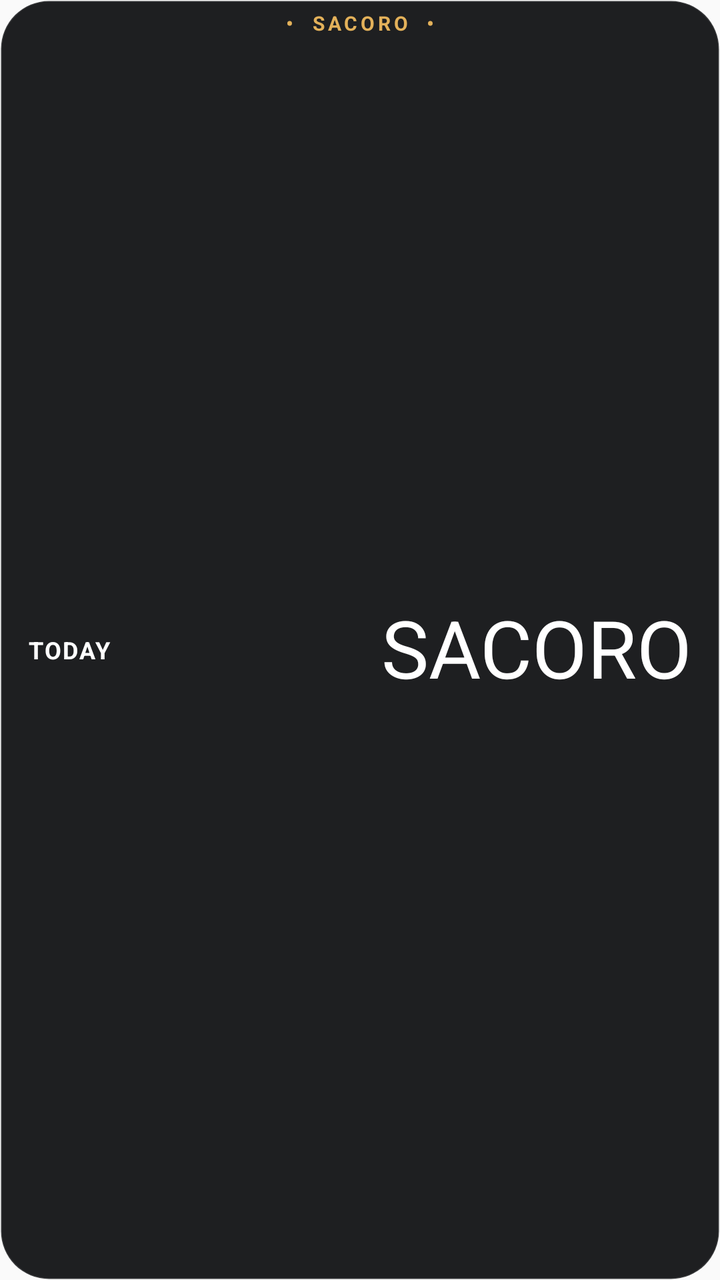
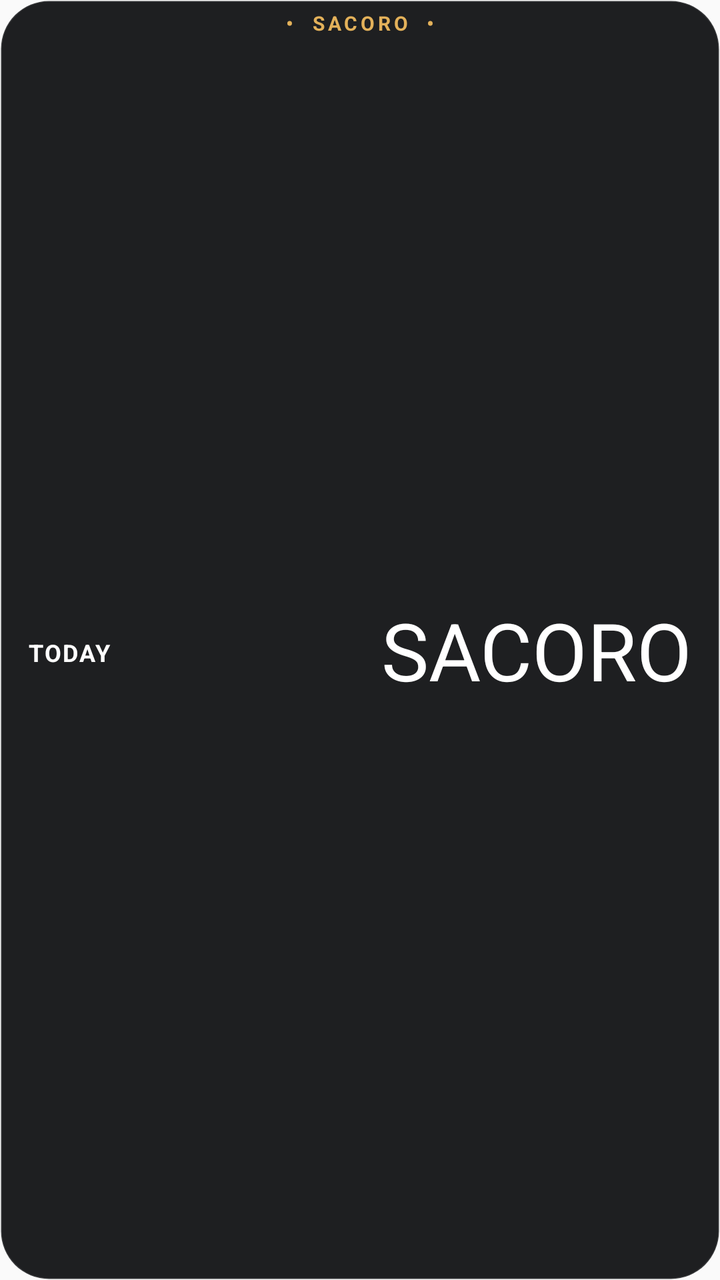

Before-and-after screenshots of an Android layout around one commit, followed by the original layout XML and the change that was made.
<!-- AndroidManifest.xml: application theme AppTheme -->
<!-- res/layout/widget_today_mini.xml -->
<?xml version="1.0" encoding="utf-8"?>
<LinearLayout xmlns:android="http://schemas.android.com/apk/res/android"
    android:id="@+id/widget_root"
    android:layout_width="match_parent"
    android:layout_height="match_parent"
    android:background="@drawable/widget_bg"
    android:orientation="vertical"
    android:paddingStart="14dp"
    android:paddingEnd="14dp"
    android:paddingTop="6dp"
    android:paddingBottom="6dp">

    <TextView
        android:id="@+id/widget_mark"
        android:layout_width="match_parent"
        android:layout_height="wrap_content"
        android:gravity="center_horizontal"
        android:maxLines="1"
        android:includeFontPadding="false"
        android:text="•  SACORO  •"
        android:textColor="#E3B15A"
        android:textSize="10sp"
        android:textStyle="bold"
        android:letterSpacing="0.16" />

    <LinearLayout
        android:layout_width="match_parent"
        android:layout_height="0dp"
        android:layout_weight="1"
        android:orientation="horizontal"
        android:gravity="center_vertical">

        <TextView
            android:id="@+id/widget_label"
            android:layout_width="44dp"
            android:layout_height="match_parent"
            android:layout_marginEnd="8dp"
            android:gravity="start|center_vertical"
            android:maxLines="1"
            android:includeFontPadding="false"
            android:text="TODAY"
            android:textColor="#FFFFFF"
            android:textSize="11sp"
            android:textStyle="bold"
            android:letterSpacing="0.06"
            android:autoSizeTextType="uniform"
            android:autoSizeMinTextSize="6dp"
            android:autoSizeMaxTextSize="12sp"
            android:autoSizeStepGranularity="0.5dp" />

        <TextView
            android:id="@+id/widget_session"
            android:layout_width="0dp"
            android:layout_height="match_parent"
            android:layout_weight="1"
            android:gravity="end|center_vertical"
            android:maxLines="1"
            android:includeFontPadding="false"
            android:text="SACORO"
            android:textColor="#FFFFFF"
            android:textSize="18sp"
            android:autoSizeTextType="uniform"
            android:autoSizeMinTextSize="7dp"
            android:autoSizeMaxTextSize="40sp"
            android:autoSizeStepGranularity="0.5dp" />
    </LinearLayout>
</LinearLayout>
<!-- resources referenced by this layout -->
<resources>
  <!-- drawable widget_bg (drawable) -->
  <?xml version="1.0" encoding="utf-8"?>
  <shape xmlns:android="http://schemas.android.com/apk/res/android" android:shape="rectangle">
      <solid android:color="#F2121316" />
      <corners android:radius="24dp" />
      <stroke android:width="1dp" android:color="#1FFFFFFF" />
  </shape>
  <style name="AppTheme" parent="Theme.AppCompat.Light.DarkActionBar">
          
          <item name="colorPrimary">@color/colorPrimary</item>
          <item name="colorPrimaryDark">@color/colorPrimaryDark</item>
          <item name="colorAccent">@color/colorAccent</item>
      </style>
</resources>

<!-- the commit's change to res/layout/widget_today_mini.xml (unified diff, before → after) -->
@@ -13,7 +13,7 @@
     <TextView
         android:id="@+id/widget_mark"
         android:layout_width="match_parent"
-        android:layout_height="wrap_content"
+        android:layout_height="14dp"
         android:gravity="center_horizontal"
         android:maxLines="1"
         android:includeFontPadding="false"
@@ -21,7 +21,11 @@
         android:textColor="#E3B15A"
         android:textSize="10sp"
         android:textStyle="bold"
-        android:letterSpacing="0.16" />
+        android:letterSpacing="0.16"
+        android:autoSizeTextType="uniform"
+        android:autoSizeMinTextSize="6dp"
+        android:autoSizeMaxTextSize="10sp"
+        android:autoSizeStepGranularity="0.5dp" />
 
     <LinearLayout
         android:layout_width="match_parent"
